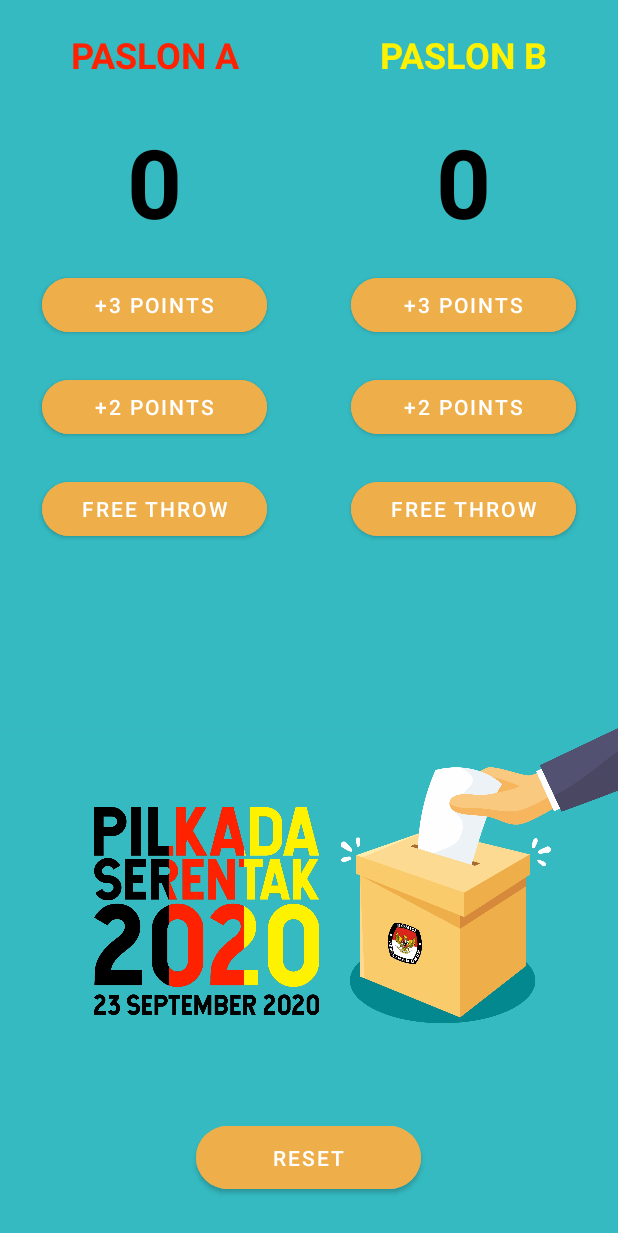
After one commit to dienoov/pwpbmodul5, an Android app: the CounterStrike screen opened directly, with no data from a screen before it, on a phone screen of 412 x 824 dp. The commit adds this screen. Shown: the top 1233 px of the screen. Run offline under Robolectric (Android 15) with nearby library versions, the phone set to English and light mode, and no system bars.

Commit message:
(+) Hitung-hitung

```diff
--- a/app/src/main/AndroidManifest.xml
+++ b/app/src/main/AndroidManifest.xml
@@ -9,7 +9,8 @@
         android:roundIcon="@mipmap/ic_launcher_round"
         android:supportsRtl="true"
         android:theme="@style/Theme.Pwpbmodul5">
-        <activity android:name=".Daftarin"></activity>
+        <activity android:name=".CounterStrike"></activity>
+        <activity android:name=".Daftarin" />
         <activity android:name=".Singup" />
         <activity android:name=".LoginTampol" />
         <activity android:name=".Login" />
--- /dev/null
+++ b/app/src/main/java/com/kue/cubit/CounterStrike.java
@@ -0,0 +1,56 @@
+package com.kue.cubit;
+
+import androidx.appcompat.app.AppCompatActivity;
+
+import android.os.Bundle;
+import android.view.View;
+import android.widget.TextView;
+
+public class CounterStrike extends AppCompatActivity {
+
+    @Override
+    protected void onCreate(Bundle savedInstanceState) {
+        super.onCreate(savedInstanceState);
+        setContentView(R.layout.activity_counter_strike);
+    }
+
+    public void nambahSiji(View view) {
+        setSekor(view, 1);
+    }
+
+    public void nambahLoro(View view) {
+        setSekor(view, 2);
+    }
+
+    public void nambahTelu(View view) {
+        setSekor(view, 3);
+    }
+
+    public void rese(View view) {
+        TextView a = findViewById(R.id.sekorA);
+        TextView b = findViewById(R.id.sekorB);
+
+        a.setText("0");
+        b.setText("0");
+    }
+
+    public void setSekor(View view, int sekor) {
+
+        switch (view.getTag().toString()) {
+
+            case "A":
+                TextView a = findViewById(R.id.sekorA);
+                sekor += Integer.parseInt(a.getText().toString());
+                a.setText(String.valueOf(sekor));
+                break;
+
+            case "B":
+                TextView b = findViewById(R.id.sekorB);
+                sekor += Integer.parseInt(b.getText().toString());
+                b.setText(String.valueOf(sekor));
+                break;
+
+        }
+
+    }
+}
--- a/app/src/main/java/com/kue/cubit/MainActivity.java
+++ b/app/src/main/java/com/kue/cubit/MainActivity.java
@@ -28,4 +28,9 @@ public class MainActivity extends AppCompatActivity {
         Intent i = new Intent(MainActivity.this, Singup.class);
         startActivity(i);
     }
+
+    public void quickie(View view) {
+        Intent i = new Intent(MainActivity.this, CounterStrike.class);
+        startActivity(i);
+    }
 }
--- /dev/null
+++ b/app/src/main/res/layout/activity_counter_strike.xml
@@ -0,0 +1,152 @@
+<?xml version="1.0" encoding="utf-8"?>
+<LinearLayout xmlns:android="http://schemas.android.com/apk/res/android"
+    xmlns:app="http://schemas.android.com/apk/res-auto"
+    android:layout_width="match_parent"
+    android:layout_height="match_parent"
+    android:background="#35bac1"
+    android:orientation="vertical">
+
+    <LinearLayout
+        android:layout_width="match_parent"
+        android:layout_height="wrap_content"
+        android:layout_weight="20"
+        android:gravity="center_horizontal"
+        android:orientation="horizontal">
+
+        <LinearLayout
+            android:layout_width="wrap_content"
+            android:layout_height="match_parent"
+            android:layout_weight="1"
+            android:gravity="center_horizontal"
+            android:orientation="vertical">
+
+            <TextView
+                android:layout_width="match_parent"
+                android:layout_height="wrap_content"
+                android:layout_margin="20dp"
+                android:gravity="center"
+                android:text="PASLON A"
+                android:textColor="#fe2200"
+                android:textSize="24dp"
+                android:textStyle="bold" />
+
+            <TextView
+                android:id="@+id/sekorA"
+                android:layout_width="wrap_content"
+                android:layout_height="wrap_content"
+                android:layout_margin="5dp"
+                android:text="0"
+                android:textColor="#000"
+                android:textSize="64dp"
+                android:textStyle="bold" />
+
+            <Button
+                android:layout_width="150dp"
+                android:layout_height="wrap_content"
+                android:layout_margin="10dp"
+                android:backgroundTint="#eeae4a"
+                android:onClick="nambahTelu"
+                android:tag="A"
+                android:text="+3 POINTS"
+                app:cornerRadius="25dp" />
+
+            <Button
+                android:layout_width="150dp"
+                android:layout_height="wrap_content"
+                android:layout_margin="10dp"
+                android:backgroundTint="#eeae4a"
+                android:onClick="nambahLoro"
+                android:tag="A"
+                android:text="+2 POINTS"
+                app:cornerRadius="25dp" />
+
+            <Button
+                android:layout_width="150dp"
+                android:layout_height="wrap_content"
+                android:layout_margin="10dp"
+                android:backgroundTint="#eeae4a"
+                android:onClick="nambahSiji"
+                android:tag="A"
+                android:text="FREE THROW"
+                app:cornerRadius="25dp" />
+        </LinearLayout>
+
+        <LinearLayout
+            android:layout_width="wrap_content"
+            android:layout_height="wrap_content"
+            android:layout_weight="1"
+            android:gravity="center_horizontal"
+            android:orientation="vertical">
+
+            <TextView
+                android:layout_width="match_parent"
+                android:layout_height="wrap_content"
+                android:layout_margin="20dp"
+                android:gravity="center"
+                android:text="PASLON B"
+                android:textColor="#fef200"
+                android:textSize="24dp"
+                android:textStyle="bold" />
+
+            <TextView
+                android:id="@+id/sekorB"
+                android:layout_width="wrap_content"
+                android:layout_height="wrap_content"
+                android:layout_margin="5dp"
+                android:text="0"
+                android:textColor="#000"
+                android:textSize="64dp"
+                android:textStyle="bold" />
+
+            <Button
+                android:layout_width="150dp"
+                android:layout_height="wrap_content"
+                android:layout_margin="10dp"
+                android:backgroundTint="#eeae4a"
+                android:onClick="nambahTelu"
+                android:tag="B"
+                android:text="+3 POINTS"
+                app:cornerRadius="25dp" />
+
+            <Button
+                android:layout_width="150dp"
+                android:layout_height="wrap_content"
+                android:layout_margin="10dp"
+                android:backgroundTint="#eeae4a"
+                android:onClick="nambahLoro"
+                android:tag="B"
+                android:text="+2 POINTS"
+                app:cornerRadius="25dp" />
+
+            <Button
+                android:layout_width="150dp"
+                android:layout_height="wrap_content"
+                android:layout_margin="10dp"
+                android:backgroundTint="#eeae4a"
+                android:onClick="nambahSiji"
+                android:tag="B"
+                android:text="FREE THROW"
+                app:cornerRadius="25dp" />
+
+        </LinearLayout>
+
+    </LinearLayout>
+
+    <ImageView
+        android:layout_width="match_parent"
+        android:layout_height="157dp"
+        android:layout_weight="15"
+        android:src="@drawable/pilkades" />
+
+    <Button
+        android:layout_width="150dp"
+        android:layout_height="wrap_content"
+        android:layout_gravity="center"
+        android:layout_margin="25dp"
+        android:layout_weight="1"
+        android:backgroundTint="#eeae4a"
+        android:onClick="rese"
+        android:text="reset"
+        app:cornerRadius="25dp" />
+
+</LinearLayout>
--- a/app/src/main/res/layout/activity_login.xml
+++ b/app/src/main/res/layout/activity_login.xml
@@ -49,15 +49,15 @@
             android:padding="15dp"
             android:textSize="16dp" />
 
-        <com.google.android.material.button.MaterialButton
+        <Button
             android:layout_width="match_parent"
             android:layout_height="wrap_content"
             android:layout_margin="9dp"
             android:backgroundTint="#1877f2"
+            android:onClick="lojin"
             android:padding="15dp"
             android:text="Log in"
-            android:textSize="16dp"
-            android:onClick="lojin"/>
+            android:textSize="16dp" />
     </LinearLayout>
 
 
--- a/app/src/main/res/layout/activity_main.xml
+++ b/app/src/main/res/layout/activity_main.xml
@@ -53,7 +53,7 @@
             android:textColor="#ccc" />
     </LinearLayout>
 
-    <com.google.android.material.button.MaterialButton
+    <Button
         android:layout_width="match_parent"
         android:layout_height="wrap_content"
         android:layout_gravity="center"
@@ -64,13 +64,13 @@
         android:textColor="@color/black"
         app:cornerRadius="20dp" />
 
-    <com.google.android.material.button.MaterialButton
+    <Button
         android:layout_width="match_parent"
         android:layout_height="wrap_content"
         android:layout_gravity="center"
         android:layout_marginHorizontal="15dp"
         android:backgroundTint="#FF9900"
-        android:onClick="streamLur"
+        android:onClick="quickie"
         android:text="Quick Count"
         android:textColor="@color/black"
         app:cornerRadius="20dp" />
--- a/app/src/main/res/layout/activity_singup.xml
+++ b/app/src/main/res/layout/activity_singup.xml
@@ -116,7 +116,7 @@
 
     </LinearLayout>
 
-    <com.google.android.material.button.MaterialButton
+    <Button
         android:layout_width="wrap_content"
         android:layout_height="wrap_content"
         android:layout_margin="16dp"
--- a/app/src/main/res/layout/activity_stream.xml
+++ b/app/src/main/res/layout/activity_stream.xml
@@ -11,6 +11,6 @@
 
         app:autoPlay="true"
         app:showFullScreenButton="false"
-        app:videoId="Ks1hsCYpfj0" />
+        app:videoId="D_DvykN3KK0" />
 
 </LinearLayout>
```
Also changed, not shown: app/src/main/res/drawable/pilkades.jpg (added).
